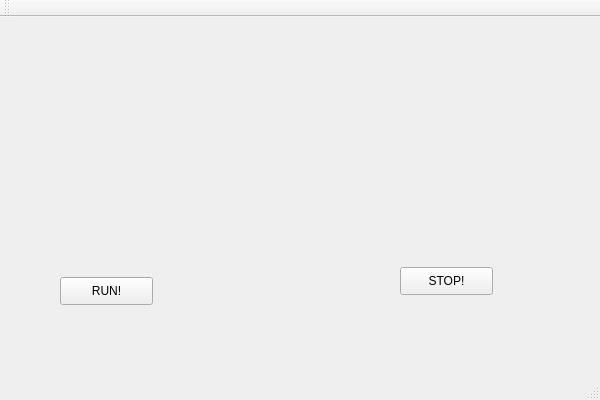
The window that Monitoring/monitoring.ui (wuzhuobin/smartfMRI) describes before a commit, drawn with Qt 5.
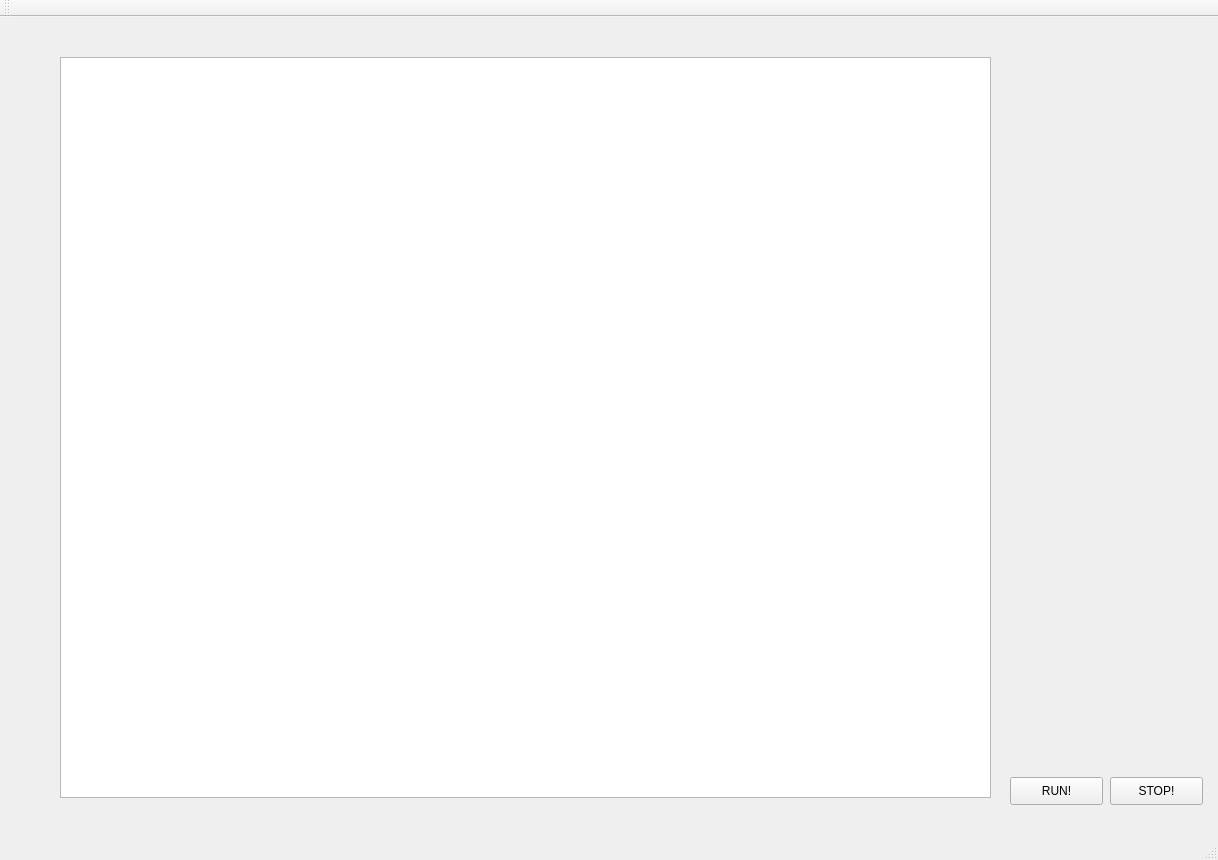
The same window after the commit.

Patch:
```diff
--- a/Monitoring/monitoring.ui
+++ b/Monitoring/monitoring.ui
@@ -6,8 +6,8 @@
    <rect>
     <x>0</x>
     <y>0</y>
-    <width>600</width>
-    <height>400</height>
+    <width>1218</width>
+    <height>860</height>
    </rect>
   </property>
   <property name="windowTitle">
@@ -17,8 +17,8 @@
    <widget class="QPushButton" name="runPushButton">
     <property name="geometry">
      <rect>
-      <x>60</x>
-      <y>260</y>
+      <x>1010</x>
+      <y>760</y>
       <width>93</width>
       <height>28</height>
      </rect>
@@ -30,8 +30,8 @@
    <widget class="QPushButton" name="stopPushButton">
     <property name="geometry">
      <rect>
-      <x>400</x>
-      <y>250</y>
+      <x>1110</x>
+      <y>760</y>
       <width>93</width>
       <height>28</height>
      </rect>
@@ -40,6 +40,16 @@
      <string>STOP!</string>
     </property>
    </widget>
+   <widget class="QTextEdit" name="textEdit">
+    <property name="geometry">
+     <rect>
+      <x>60</x>
+      <y>40</y>
+      <width>931</width>
+      <height>741</height>
+     </rect>
+    </property>
+   </widget>
   </widget>
   <widget class="QMenuBar" name="menuBar">
    <property name="geometry">
```
Left out of the diff: 2 changed lines with no effect on the pictures.
